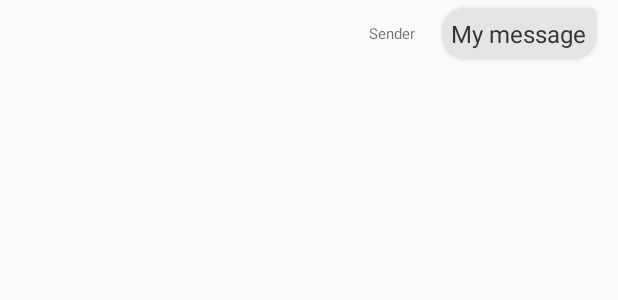
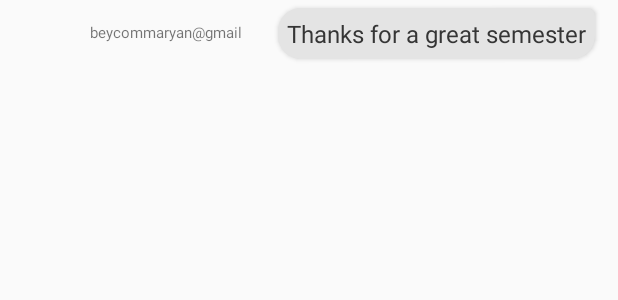
Before and after one commit to ryanbey/Morssenger, an Android app: the layout my_message.xml on its own in the app's theme, with its tools: preview values and no code run, on a phone screen of 412 x 824 dp. Shown: the top 300 px of the screen. Run offline under Robolectric (Android 15) with nearby library versions, the phone set to English and light mode, and no system bars.

Commit message:
removed invisible skip sign in button, fixed layout issues with sender text wrapping weird

```diff
--- a/app/src/main/res/layout/my_message.xml
+++ b/app/src/main/res/layout/my_message.xml
@@ -19,17 +19,17 @@
         android:elevation="2dp"
         android:textSize="16dp"
         android:layout_alignParentRight="true"
-        android:text="My message"
+        android:text="Thanks for a great semester"
         />
 
     <TextView
         android:id="@+id/message_sender"
         android:layout_width="wrap_content"
-        android:layout_height="wrap_content"
+        android:layout_height="15dp"
         android:layout_centerVertical="true"
-        android:layout_marginEnd="18dp"
+        android:layout_marginEnd="8dp"
         android:layout_toStartOf="@+id/message_body"
-        android:text="Sender"
+        android:text="beycommaryan@gmail,com"
         android:textSize="10dp"
         app:layout_constraintRight_toLeftOf="@id/message_body"/>
 
--- a/app/src/main/res/layout/their_message.xml
+++ b/app/src/main/res/layout/their_message.xml
@@ -24,10 +24,9 @@
     <TextView
         android:id="@+id/message_sender"
         android:layout_width="wrap_content"
-        android:layout_height="wrap_content"
+        android:layout_height="15dp"
         android:layout_centerVertical="true"
         android:layout_marginStart="8dp"
-        android:layout_marginEnd="18dp"
         android:layout_toEndOf="@+id/message_body"
         android:text="Sender"
         android:textSize="10dp"
```
Also changed, not shown: app/src/main/res/layout/activity_login.xml (+0 -13 lines).
